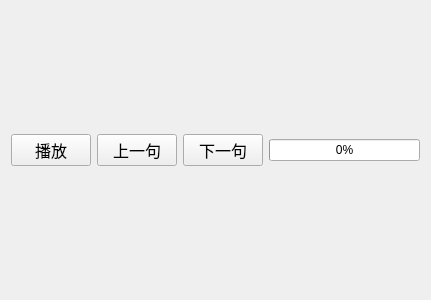
This is ttsplayer.ui in zm-practice/novel as Qt 5 draws it before an edit. The edited form follows.
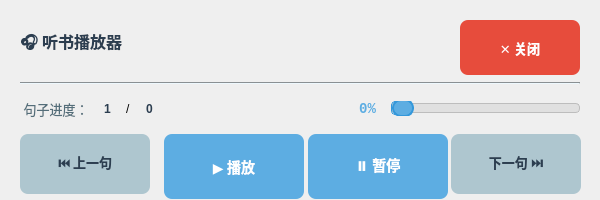
This is the edited form.

Patch:
```diff
--- a/ttsplayer.ui
+++ b/ttsplayer.ui
@@ -6,59 +6,408 @@
    <rect>
     <x>0</x>
     <y>0</y>
-    <width>431</width>
-    <height>300</height>
+    <width>600</width>
+    <height>200</height>
    </rect>
   </property>
+  <property name="minimumSize">
+   <size>
+    <width>600</width>
+    <height>200</height>
+   </size>
+  </property>
+  <property name="maximumSize">
+   <size>
+    <width>800</width>
+    <height>200</height>
+   </size>
+  </property>
   <property name="windowTitle">
    <string>Form</string>
   </property>
-  <layout class="QHBoxLayout" name="horizontalLayout">
+  <property name="styleSheet">
+   <string notr="true">QWidget#TtsPlayer {
+    background: qlineargradient(x1:0, y1:0, x2:0, y2:1,
+                                stop:0 #F8F9FA, stop:1 #E9ECEF);
+    border-radius: 15px;
+}
+
+QPushButton {
+    background-color: #AEC6CF;
+    color: #2C3E50;
+    border: none;
+    border-radius: 8px;
+    padding: 10px 20px;
+    font-family: &quot;Microsoft YaHei&quot;;
+    font-size: 13px;
+    font-weight: bold;
+}
+
+QPushButton:hover {
+    background-color: #BBD1D9;
+}
+
+QPushButton:pressed {
+    background-color: #9FB7BF;
+}
+
+QPushButton#playButton, QPushButton#pauseButton {
+    min-width: 100px;
+    min-height: 45px;
+    font-size: 14px;
+    background-color: #5DADE2;
+    color: white;
+}
+
+QPushButton#playButton:hover, QPushButton#pauseButton:hover {
+    background-color: #3498DB;
+}
+
+QPushButton#prevButton, QPushButton#nextButton {
+    min-width: 90px;
+    min-height: 40px;
+}
+
+QPushButton#closeButton {
+    background-color: #E74C3C;
+    color: white;
+    min-width: 80px;
+    min-height: 35px;
+}
+
+QPushButton#closeButton:hover {
+    background-color: #C0392B;
+}
+
+QSlider::groove:horizontal {
+    border: 1px solid #BDBDBD;
+    height: 8px;
+    background: #E0E0E0;
+    margin: 2px 0;
+    border-radius: 4px;
+}
+
+QSlider::handle:horizontal {
+    background: #5DADE2;
+    border: 2px solid #3498DB;
+    width: 18px;
+    margin: -5px 0;
+    border-radius: 9px;
+}
+
+QSlider::handle:horizontal:hover {
+    background: #3498DB;
+}
+
+QSlider::sub-page:horizontal {
+    background: qlineargradient(x1:0, y1:0, x2:1, y2:0,
+                                stop:0 #5DADE2, stop:1 #3498DB);
+    border: 1px solid #3498DB;
+    height: 8px;
+    border-radius: 4px;
+}
+
+QLabel#titleLabel {
+    color: #2C3E50;
+    font-size: 16px;
+    font-weight: bold;
+}
+
+QLabel#infoLabel {
+    color: #546E7A;
+    font-size: 13px;
+}
+
+QLabel#progressLabel {
+    color: #5DADE2;
+    font-size: 14px;
+    font-weight: bold;
+}
+
+QFrame#separatorLine {
+    background-color: #CFD8DC;
+}</string>
+  </property>
+  <layout class="QVBoxLayout" name="verticalLayout">
+   <property name="spacing">
+    <number>15</number>
+   </property>
+   <property name="leftMargin">
+    <number>20</number>
+   </property>
+   <property name="topMargin">
+    <number>20</number>
+   </property>
+   <property name="rightMargin">
+    <number>20</number>
+   </property>
+   <property name="bottomMargin">
+    <number>20</number>
+   </property>
    <item>
-    <widget class="QPushButton" name="playPauseButton">
-     <property name="font">
-      <font>
-       <family>楷体</family>
-       <pointsize>12</pointsize>
-      </font>
-     </property>
-     <property name="text">
-      <string>播放</string>
-     </property>
-    </widget>
+    <layout class="QHBoxLayout" name="titleLayout">
+     <item>
+      <widget class="QLabel" name="titleLabel">
+       <property name="font">
+        <font>
+         <pointsize>-1</pointsize>
+         <bold>true</bold>
+        </font>
+       </property>
+       <property name="text">
+        <string>🎧 听书播放器</string>
+       </property>
+      </widget>
+     </item>
+     <item>
+      <spacer name="horizontalSpacer">
+       <property name="orientation">
+        <enum>Qt::Orientation::Horizontal</enum>
+       </property>
+       <property name="sizeHint" stdset="0">
+        <size>
+         <width>40</width>
+         <height>20</height>
+        </size>
+       </property>
+      </spacer>
+     </item>
+     <item>
+      <widget class="QPushButton" name="closeButton">
+       <property name="minimumSize">
+        <size>
+         <width>80</width>
+         <height>35</height>
+        </size>
+       </property>
+       <property name="font">
+        <font>
+         <family>Microsoft YaHei</family>
+         <pointsize>-1</pointsize>
+         <bold>true</bold>
+        </font>
+       </property>
+       <property name="text">
+        <string>✕ 关闭</string>
+       </property>
+      </widget>
+     </item>
+    </layout>
    </item>
    <item>
-    <widget class="QPushButton" name="prevButton">
-     <property name="font">
-      <font>
-       <family>楷体</family>
-       <pointsize>12</pointsize>
-      </font>
+    <widget class="QFrame" name="separatorLine">
+     <property name="minimumSize">
+      <size>
+       <width>0</width>
+       <height>2</height>
+      </size>
      </property>
-     <property name="text">
-      <string>上一句</string>
+     <property name="maximumSize">
+      <size>
+       <width>16777215</width>
+       <height>2</height>
+      </size>
      </property>
-    </widget>
-   </item>
-   <item>
-    <widget class="QPushButton" name="nextButton">
-     <property name="font">
-      <font>
-       <family>楷体</family>
-       <pointsize>12</pointsize>
-      </font>
+     <property name="frameShape">
+      <enum>QFrame::Shape::HLine</enum>
      </property>
-     <property name="text">
-      <string>下一句</string>
+     <property name="frameShadow">
+      <enum>QFrame::Shadow::Sunken</enum>
      </property>
     </widget>
    </item>
    <item>
-    <widget class="QProgressBar" name="progressBar">
-     <property name="value">
-      <number>0</number>
+    <layout class="QHBoxLayout" name="infoLayout">
+     <item>
+      <widget class="QLabel" name="infoLabel">
+       <property name="font">
+        <font>
+         <pointsize>11</pointsize>
+        </font>
+       </property>
+       <property name="text">
+        <string> 句子进度：</string>
+       </property>
+      </widget>
+     </item>
+     <item>
+      <widget class="QLabel" name="currentSentenceLabel">
+       <property name="styleSheet">
+        <string notr="true">color: #2C3E50; font-weight: bold;</string>
+       </property>
+       <property name="text">
+        <string>1</string>
+       </property>
+      </widget>
+     </item>
+     <item>
+      <widget class="QLabel" name="slashLabel">
+       <property name="text">
+        <string>/</string>
+       </property>
+      </widget>
+     </item>
+     <item>
+      <widget class="QLabel" name="totalSentenceLabel">
+       <property name="styleSheet">
+        <string notr="true">color: #2C3E50; font-weight: bold;</string>
+       </property>
+       <property name="text">
+        <string>0</string>
+       </property>
+      </widget>
+     </item>
+     <item>
+      <spacer name="horizontalSpacer_2">
+       <property name="orientation">
+        <enum>Qt::Orientation::Horizontal</enum>
+       </property>
+       <property name="sizeHint" stdset="0">
+        <size>
+         <width>40</width>
+         <height>20</height>
+        </size>
+       </property>
+      </spacer>
+     </item>
+     <item>
+      <widget class="QLabel" name="progressLabel">
+       <property name="font">
+        <font>
+         <family>Consolas</family>
+         <pointsize>-1</pointsize>
+         <bold>true</bold>
+        </font>
+       </property>
+       <property name="styleSheet">
+        <string notr="true">color: #5DADE2; font-weight: bold; font-size: 14px;
+   font:</string>
+       </property>
+       <property name="text">
+        <string>0%</string>
+       </property>
+       <property name="alignment">
+        <set>Qt::AlignmentFlag::AlignRight|Qt::AlignmentFlag::AlignTrailing|Qt::AlignmentFlag::AlignVCenter</set>
+       </property>
+      </widget>
+     </item>
+     <item>
+      <widget class="QSlider" name="progressSlider">
+       <property name="orientation">
+        <enum>Qt::Orientation::Horizontal</enum>
+       </property>
+      </widget>
+     </item>
+    </layout>
+   </item>
+   <item>
+    <layout class="QHBoxLayout" name="controlLayout">
+     <property name="spacing">
+      <number>15</number>
      </property>
-    </widget>
+     <item>
+      <spacer name="horizontalSpacer_3">
+       <property name="orientation">
+        <enum>Qt::Orientation::Horizontal</enum>
+       </property>
+       <property name="sizeHint" stdset="0">
+        <size>
+         <width>40</width>
+         <height>20</height>
+        </size>
+       </property>
+      </spacer>
+     </item>
+     <item>
+      <widget class="QPushButton" name="prevButton">
+       <property name="minimumSize">
+        <size>
+         <width>90</width>
+         <height>40</height>
+        </size>
+       </property>
+       <property name="font">
+        <font>
+         <family>Microsoft YaHei</family>
+         <pointsize>-1</pointsize>
+         <bold>true</bold>
+        </font>
+       </property>
+       <property name="text">
+        <string>⏮ 上一句</string>
+       </property>
+      </widget>
+     </item>
+     <item>
+      <widget class="QPushButton" name="playButton">
+       <property name="minimumSize">
+        <size>
+         <width>100</width>
+         <height>45</height>
+        </size>
+       </property>
+       <property name="font">
+        <font>
+         <family>Microsoft YaHei</family>
+         <pointsize>-1</pointsize>
+         <bold>true</bold>
+        </font>
+       </property>
+       <property name="text">
+        <string>▶ 播放</string>
+       </property>
+      </widget>
+     </item>
+     <item>
+      <widget class="QPushButton" name="pauseButton">
+       <property name="enabled">
+        <bool>true</bool>
+       </property>
+       <property name="minimumSize">
+        <size>
+         <width>100</width>
+         <height>45</height>
+        </size>
+       </property>
+       <property name="text">
+        <string>⏸ 暂停</string>
+       </property>
+      </widget>
+     </item>
+     <item>
+      <widget class="QPushButton" name="nextButton">
+       <property name="minimumSize">
+        <size>
+         <width>90</width>
+         <height>40</height>
+        </size>
+       </property>
+       <property name="font">
+        <font>
+         <family>Microsoft YaHei</family>
+         <pointsize>-1</pointsize>
+         <bold>true</bold>
+        </font>
+       </property>
+       <property name="text">
+        <string>下一句 ⏭</string>
+       </property>
+      </widget>
+     </item>
+     <item>
+      <spacer name="horizontalSpacer_4">
+       <property name="orientation">
+        <enum>Qt::Orientation::Horizontal</enum>
+       </property>
+       <property name="sizeHint" stdset="0">
+        <size>
+         <width>40</width>
+         <height>20</height>
+        </size>
+       </property>
+      </spacer>
+     </item>
+    </layout>
    </item>
   </layout>
  </widget>
```
Left out of the diff: 2 changed lines with no effect on the pictures.
